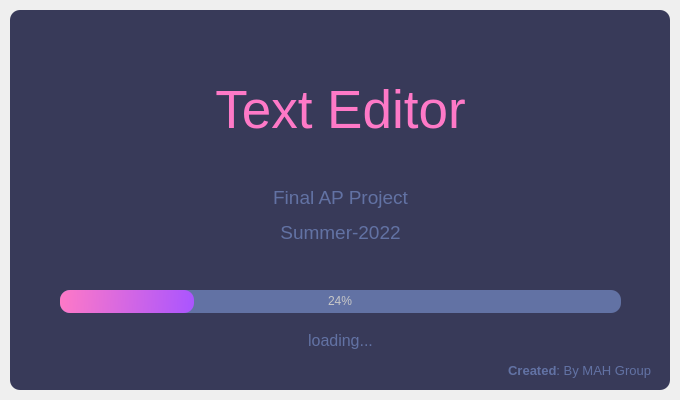
Hataee78/AP_Project_Mortazavi_Ataee_Haj, file ui_splash_screen.ui: the form before one commit.
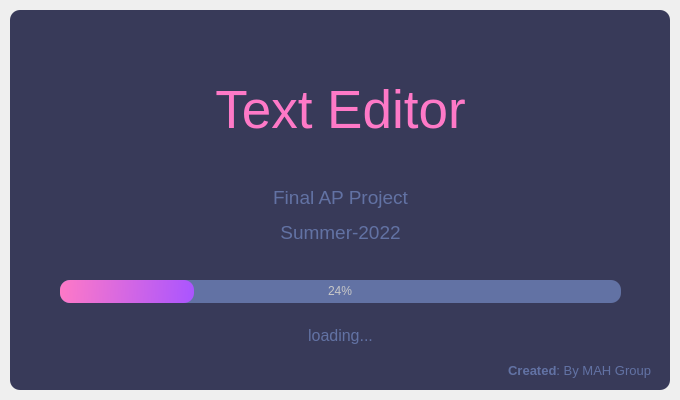
The form after the commit.

Diff of the .ui file:
```diff
--- a/ui_splash_screen.ui
+++ b/ui_splash_screen.ui
@@ -99,7 +99,7 @@
        <property name="geometry">
         <rect>
          <x>50</x>
-         <y>280</y>
+         <y>270</y>
          <width>561</width>
          <height>23</height>
         </rect>
@@ -126,9 +126,9 @@
        <property name="geometry">
         <rect>
          <x>0</x>
-         <y>320</y>
+         <y>310</y>
          <width>661</width>
-         <height>21</height>
+         <height>31</height>
         </rect>
        </property>
        <property name="font">
```
